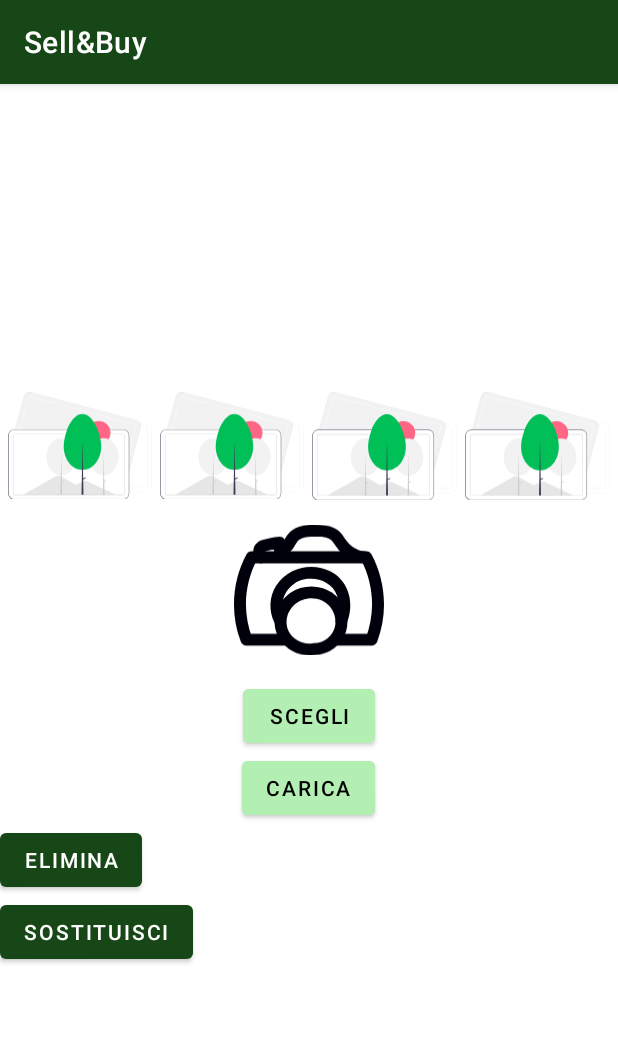
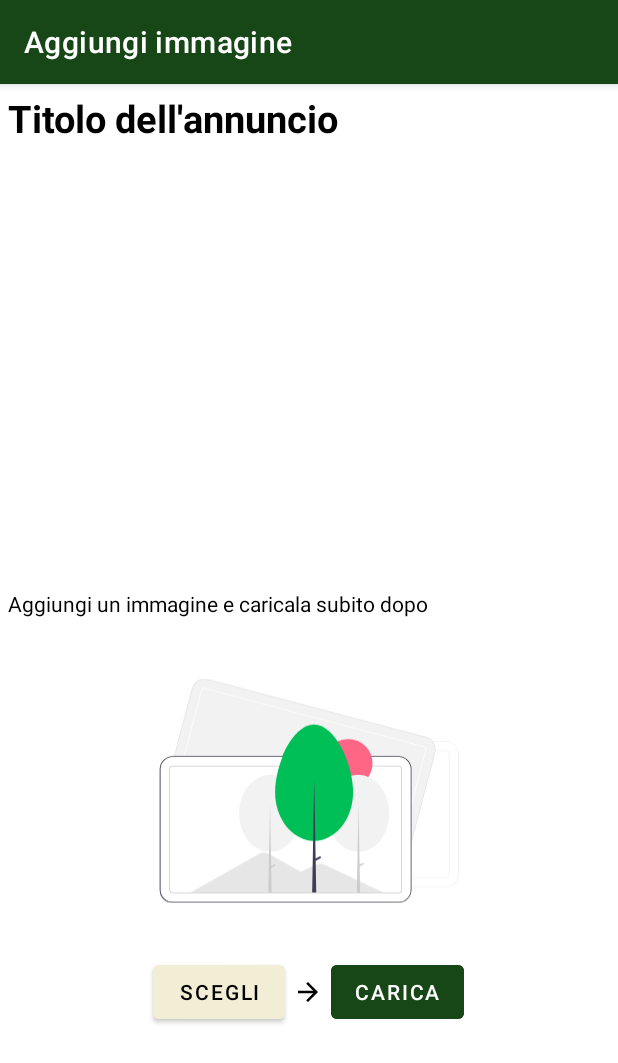
Before and after one commit to GiuliaSonsino/SellBuy, an Android app: the AggiungiFotoActivity screen opened directly, with no data from a screen before it, on a phone screen of 412 x 824 dp. Shown: the top 1063 px of the screen. Run offline under Robolectric (Android 15) with nearby library versions, the phone set to English and light mode, and no system bars; our stand-ins replace Firebase (no records; nobody signed in at launch, a user with empty details on screens opened directly); pictures from the network do not load; 1 statement that could not run was skipped.

Commit message:
controllo dim e checks

```diff
--- a/app/src/main/java/com/example/sellbuy/AggiungiFotoActivity.kt
+++ b/app/src/main/java/com/example/sellbuy/AggiungiFotoActivity.kt
@@ -21,9 +21,10 @@ import java.util.*
 class AggiungiFotoActivity: AppCompatActivity() {
 
     override fun onCreate(savedInstanceState: Bundle?) {
-        var nomeImageView: ImageView? = findViewById(R.id.iv)
-
-
+        super.onCreate(savedInstanceState)
+        setContentView(R.layout.activity_aggiungi_imm)
+        title="Aggiungi immagine"
+        val nomeImageView: ImageView? = findViewById(R.id.iv)
         val getImage = registerForActivityResult(
             ActivityResultContracts.StartActivityForResult()
         ) { result ->
@@ -35,18 +36,15 @@ class AggiungiFotoActivity: AppCompatActivity() {
                 }
             }
         }
-        super.onCreate(savedInstanceState)
-        setContentView(R.layout.activity_aggiungi_imm)
+
 
         val codiceAnn = intent.getStringExtra("codiceAnn")
-
+        val nomeAnn = findViewById<TextView>(R.id.title)
         val im1 = findViewById<ImageView>(R.id.edit_image1)
         val im2 = findViewById<ImageView>(R.id.edit_image2)
         val im3 = findViewById<ImageView>(R.id.edit_image3)
         val im4 = findViewById<ImageView>(R.id.edit_image4)
         val mainImmagine = findViewById<ImageView>(R.id.editmain_image)
-        val eliminaImg1 = findViewById<Button>(R.id.btnElimina1)
-        val sostImg1 = findViewById<Button>(R.id.btnSostituisci1)
         var immagini: MutableList<String>? = null
         var numeroImm: Int = 0
 
@@ -57,6 +55,7 @@ class AggiungiFotoActivity: AppCompatActivity() {
                 codiceAnn!!
             )
             withContext(Dispatchers.Main) { // quando la funz getAnn.. ha recuperato l'annuncio allora fa questo codice seguente
+                nomeAnn.setText(currentAnnuncio.nome)
                 immagini = currentAnnuncio.foto
                 numeroImm = immagini!!.size
             }
@@ -116,27 +115,19 @@ class AggiungiFotoActivity: AppCompatActivity() {
                 // im4.visibility = View.INVISIBLE
             }
 
-            if (numeroImm == 1) {
-                nomeImageView = findViewById<ImageView>(R.id.edit_image1)
-            } else if (numeroImm == 2) {
-                nomeImageView = findViewById<ImageView>(R.id.edit_image2)
-            } else if (numeroImm == 3) {
-                nomeImageView = findViewById<ImageView>(R.id.edit_image3)
-            } else if (numeroImm == 4) {
-                nomeImageView = findViewById<ImageView>(R.id.edit_image4)
-            }
 
             val pickup = findViewById<Button>(R.id.pickUpImg)
             val upload = findViewById<Button>(R.id.uploadImg)
-            val imagev = findViewById<ImageView>(R.id.iv)
             val builder = AlertDialog.Builder(applicationContext)
             val dialogView = layoutInflater.inflate(R.layout.progress_bar, null)
-            val message = dialogView.findViewById<TextView>(R.id.message)
+
 
             pickup.setOnClickListener {
                 val intent = Intent(Intent.ACTION_PICK)
                 intent.type = "image/*"
                 getImage.launch(intent)
+                upload!!.isEnabled=true
+                pickup!!.isEnabled=false
             }
 
 
@@ -176,16 +167,14 @@ class AggiungiFotoActivity: AppCompatActivity() {
                             immagini!!
                         )
                     }
+                    val intent = Intent(applicationContext, AreaPersonaleActivity::class.java)
+                    intent.addFlags(Intent.FLAG_ACTIVITY_NEW_TASK)
+                    //intent.putExtra("codice", codiceAnn)
+                    startActivity(intent)
                 }
             }
         }
 
-        eliminaImg1!!.setOnClickListener {
-            val intent = Intent(this, AreaPersonaleActivity::class.java)
-            intent.addFlags(Intent.FLAG_ACTIVITY_NEW_TASK)
-            //intent.putExtra("codice", codiceAnn)
-            startActivity(intent)
 
-        }
     }
 }
--- /dev/null
+++ b/app/src/main/res/drawable/baseline_arrow_forward_24.xml
@@ -0,0 +1,5 @@
+<vector android:autoMirrored="true" android:height="24dp"
+    android:tint="#000000" android:viewportHeight="24"
+    android:viewportWidth="24" android:width="24dp" xmlns:android="http://schemas.android.com/apk/res/android">
+    <path android:fillColor="@android:color/white" android:pathData="M12,4l-1.41,1.41L16.17,11H4v2h12.17l-5.58,5.59L12,20l8,-8z"/>
+</vector>
--- a/app/src/main/res/layout/activity_aggiungi_imm.xml
+++ b/app/src/main/res/layout/activity_aggiungi_imm.xml
@@ -1,40 +1,56 @@
 <?xml version="1.0" encoding="utf-8"?>
-<LinearLayout xmlns:android="http://schemas.android.com/apk/res/android"
+<ScrollView xmlns:android="http://schemas.android.com/apk/res/android"
     android:layout_width="match_parent"
+    android:layout_height="wrap_content">
+
+    <LinearLayout android:layout_width="match_parent"
         android:layout_height="match_parent"
         android:orientation="vertical">
+
+        <TextView
+            android:id="@+id/title"
+            android:layout_width="match_parent"
+            android:layout_height="wrap_content"
+            android:text="Titolo dell'annuncio"
+            android:textColor="@color/black"
+            android:textSize="25dp"
+            android:textStyle="bold"
+            android:layout_marginTop="5dp"
+            android:paddingStart="5dp"
+            android:paddingBottom="5dp"/>
+
 
         <ImageView
             android:id="@+id/editmain_image"
             android:layout_width="match_parent"
             android:layout_height="200dp"
             android:scaleType="centerCrop"
+            android:layout_margin="5dp"
             />
-
 
         <LinearLayout
             android:layout_width="match_parent"
             android:layout_height="wrap_content"
             android:orientation="horizontal"
-        android:layout_marginTop="5dp">
+            android:layout_marginTop="5dp"
+            android:weightSum="100">
 
             <ImageView
                 android:id="@+id/edit_image1"
                 android:layout_width="0dp"
-            android:layout_height="wrap_content"
-            android:layout_weight="1"
-            android:src="@drawable/icona_immagine"
+                android:layout_height="70dp"
+                android:layout_weight="25"
                 android:scaleType="centerCrop"
                 android:adjustViewBounds="true"
                 android:layout_marginLeft="5dp"
-            android:layout_marginRight="5dp"/>
+                android:layout_marginRight="5dp"
+                />
 
             <ImageView
                 android:id="@+id/edit_image2"
                 android:layout_width="0dp"
-            android:layout_height="wrap_content"
-            android:layout_weight="1"
-            android:src="@drawable/icona_immagine"
+                android:layout_height="70dp"
+                android:layout_weight="25"
                 android:scaleType="centerCrop"
                 android:adjustViewBounds="true"
                 android:layout_marginRight="5dp"/>
@@ -42,9 +58,8 @@
             <ImageView
                 android:id="@+id/edit_image3"
                 android:layout_width="0dp"
-            android:layout_height="wrap_content"
-            android:layout_weight="1"
-            android:src="@drawable/icona_immagine"
+                android:layout_height="70dp"
+                android:layout_weight="25"
                 android:scaleType="centerCrop"
                 android:adjustViewBounds="true"
                 android:layout_marginRight="5dp"/>
@@ -52,56 +67,63 @@
             <ImageView
                 android:id="@+id/edit_image4"
                 android:layout_width="0dp"
-            android:layout_height="wrap_content"
-            android:layout_weight="1"
-            android:src="@drawable/icona_immagine"
+                android:layout_height="70dp"
+                android:layout_weight="25"
                 android:scaleType="centerCrop"
                 android:adjustViewBounds="true"
                 android:layout_marginRight="5dp"/>
         </LinearLayout>
 
+        <TextView
+            android:layout_width="match_parent"
+            android:layout_height="wrap_content"
+            android:text="Aggiungi un immagine e caricala subito dopo"
+            android:textColor="@color/black"
+            android:layout_margin="5dp"/>
+
         <ImageView
             android:id="@+id/iv"
-        android:layout_width="100dp"
-        android:layout_height="100dp"
+            android:layout_width="200dp"
+            android:layout_height="200dp"
             android:layout_gravity="center_horizontal"
-        android:src="@drawable/undraw_camera"
+            android:src="@drawable/icona_immagine"
+
             android:layout_margin="10dp"
             />
 
+        <LinearLayout
+            android:layout_width="match_parent"
+            android:layout_height="wrap_content"
+            android:orientation="horizontal"
+            android:gravity="center">
 
             <Button
                 android:id="@+id/pickUpImg"
                 android:layout_width="wrap_content"
                 android:layout_height="wrap_content"
                 android:text="Scegli"
-        android:backgroundTint="@color/verde_past"
+                android:backgroundTint="@color/panna"
                 android:textColor="@color/black"
-        android:layout_gravity="center_horizontal"
+                android:layout_marginEnd="5dp"
                 android:visibility="visible"
                 android:clickable="true"/>
+
+            <ImageView
+                android:layout_width="20dp"
+                android:layout_height="20dp"
+                android:src="@drawable/baseline_arrow_forward_24"/>
 
             <Button
                 android:id="@+id/uploadImg"
                 android:layout_width="wrap_content"
                 android:layout_height="wrap_content"
                 android:text="Carica"
-        android:textColor="@color/black"
-        android:backgroundTint="@color/verde_past"
-        android:layout_gravity="center_horizontal"
-        />
+                android:textColor="@color/white"
+                android:layout_marginStart="5dp"
+                android:backgroundTint="@color/verde_scuro"
+                android:enabled="false"/>
+        </LinearLayout>
 
 
-    <Button
-        android:id="@+id/btnElimina1"
-        android:layout_width="wrap_content"
-        android:layout_height="wrap_content"
-        android:text="Elimina" />
-
-    <Button
-        android:id="@+id/btnSostituisci1"
-        android:layout_width="wrap_content"
-        android:layout_height="wrap_content"
-        android:text="Sostituisci" />
-
     </LinearLayout>
+</ScrollView>
--- a/app/src/main/res/layout/activity_elimina_foto.xml
+++ b/app/src/main/res/layout/activity_elimina_foto.xml
@@ -35,7 +35,8 @@
                 android:id="@+id/img1"
                 android:layout_width="100dp"
                 android:layout_height="100dp"
-                android:src="@drawable/person"/>
+                android:src="@drawable/icona_immagine"
+                android:layout_margin="5dp"/>
 
             <Button
                 android:id="@+id/btn_elimina1"
@@ -59,7 +60,8 @@
                 android:id="@+id/img2"
                 android:layout_width="100dp"
                 android:layout_height="100dp"
-                android:src="@drawable/person"/>
+                android:src="@drawable/icona_immagine"
+                android:layout_margin="5dp"/>
 
             <Button
                 android:id="@+id/btn_elimina2"
@@ -83,7 +85,8 @@
                 android:id="@+id/img3"
                 android:layout_width="100dp"
                 android:layout_height="100dp"
-                android:src="@drawable/person"/>
+                android:src="@drawable/icona_immagine"
+                android:layout_margin="5dp"/>
 
             <Button
                 android:id="@+id/btn_elimina3"
@@ -107,7 +110,8 @@
                 android:id="@+id/img4"
                 android:layout_width="100dp"
                 android:layout_height="100dp"
-                android:src="@drawable/person"/>
+                android:src="@drawable/icona_immagine"
+                android:layout_margin="5dp"/>
 
             <Button
                 android:id="@+id/btn_elimina4"
@@ -131,7 +135,8 @@
                 android:id="@+id/img5"
                 android:layout_width="100dp"
                 android:layout_height="100dp"
-                android:src="@drawable/person"/>
+                android:src="@drawable/icona_immagine"
+                android:layout_margin="5dp"/>
 
             <Button
                 android:id="@+id/btn_elimina5"
```
Also changed, not shown: app/src/main/java/com/example/sellbuy/AddActivity.kt (indentation only). Lines whose indentation alone changed are shown as unchanged.
